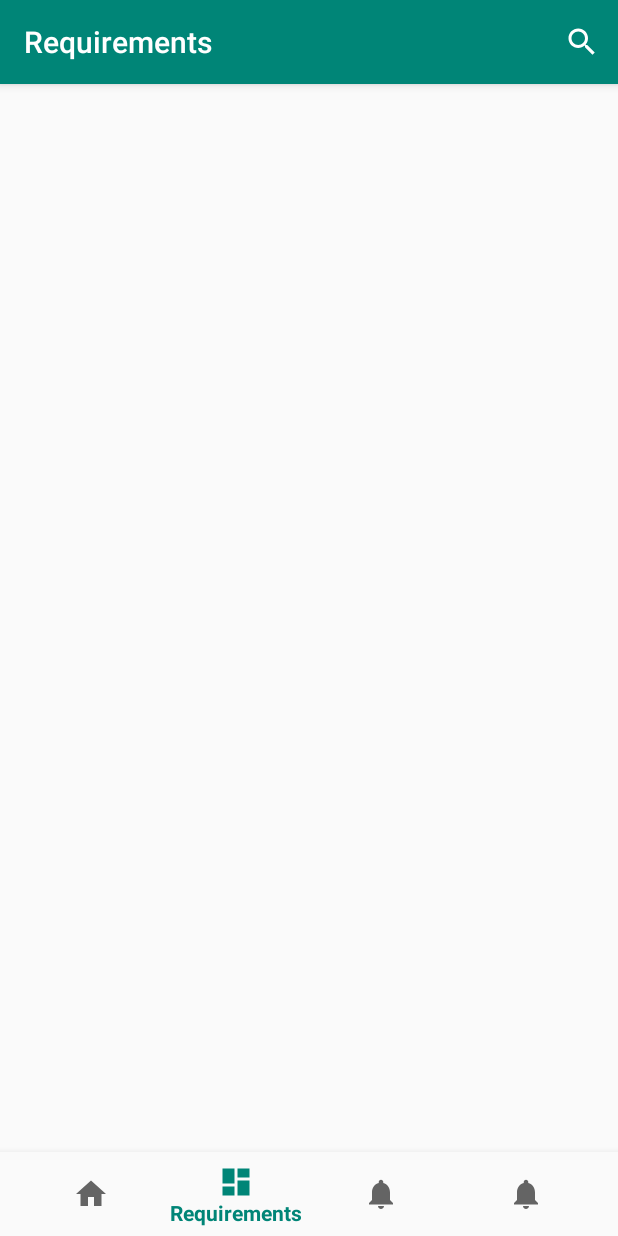
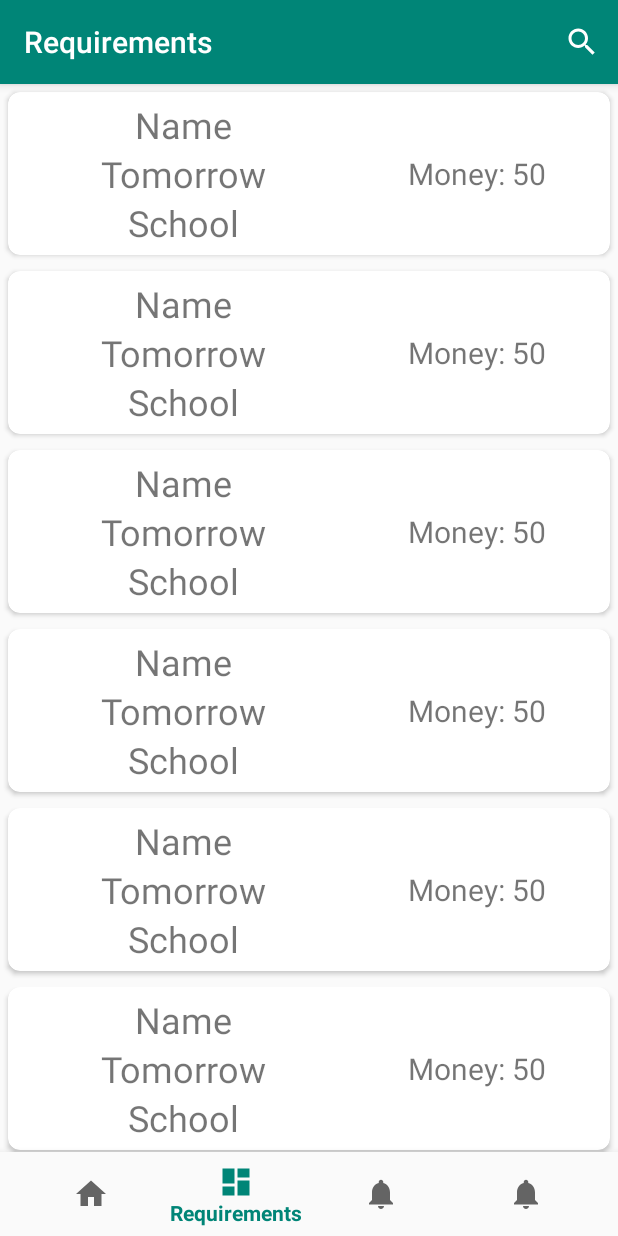
Before and after one commit to whitfield-lyx/EcnuTimeBank, an Android app: the RequirementsFragment screen opened through its navigation route, on a phone screen of 412 x 824 dp. Run offline under Robolectric (Android 15) with nearby library versions, the phone set to English and light mode, and no system bars; our stand-ins replace navigation-ui.

Commit message:
update: 完成Requirement页列表

```diff
--- /dev/null
+++ b/ECNUTimeBank Android/app/src/main/java/com/example/ecnutimebank/entity/Requirement.java
@@ -0,0 +1,9 @@
+package com.example.ecnutimebank.entity;
+
+public class Requirement {
+    String name;
+    String time;
+    String place;
+    String describe;
+    int bonus;
+}
--- /dev/null
+++ b/ECNUTimeBank Android/app/src/main/java/com/example/ecnutimebank/ui/requirements/RequirementAdapter.java
@@ -0,0 +1,57 @@
+package com.example.ecnutimebank.ui.requirements;
+
+import android.view.LayoutInflater;
+import android.view.View;
+import android.view.ViewGroup;
+import android.widget.TextView;
+
+import com.example.ecnutimebank.R;
+import com.example.ecnutimebank.entity.Requirement;
+
+import java.util.List;
+
+import androidx.annotation.NonNull;
+import androidx.recyclerview.widget.RecyclerView;
+
+public class RequirementAdapter extends RecyclerView.Adapter<RequirementAdapter.ViewHolder> {
+    private List<Requirement> requirements;
+
+    public RequirementAdapter(List<Requirement> requirements) {
+        this.requirements = requirements;
+    }
+
+    @NonNull
+    @Override
+    public ViewHolder onCreateViewHolder(@NonNull ViewGroup parent, int viewType) {
+        View view = LayoutInflater.from(parent.getContext()).inflate(R.layout.item_requirement, parent, false);
+        return new ViewHolder(view);
+    }
+
+    @Override
+    public void onBindViewHolder(@NonNull ViewHolder holder, int position) {
+        holder.requirementName.setText("Name");
+        holder.requirementTime.setText("Tomorrow");
+        holder.requirementPlace.setText("School");
+        holder.requirementBonus.setText("Money: " + 50);
+    }
+
+    @Override
+    public int getItemCount() {
+        return 20;
+    }
+
+    public static class ViewHolder extends RecyclerView.ViewHolder {
+        private TextView requirementName;
+        private TextView requirementPlace;
+        private TextView requirementTime;
+        private TextView requirementBonus;
+
+        public ViewHolder(@NonNull View itemView) {
+            super(itemView);
+            requirementName = itemView.findViewById(R.id.requirement_name);
+            requirementPlace = itemView.findViewById(R.id.requirement_place);
+            requirementTime = itemView.findViewById(R.id.requirement_time);
+            requirementBonus = itemView.findViewById(R.id.requirement_bonus);
+        }
+    }
+}
--- a/ECNUTimeBank Android/app/src/main/java/com/example/ecnutimebank/ui/requirements/RequirementsFragment.java
+++ b/ECNUTimeBank Android/app/src/main/java/com/example/ecnutimebank/ui/requirements/RequirementsFragment.java
@@ -8,25 +8,30 @@ import android.view.MenuInflater;
 import android.view.MenuItem;
 import android.view.View;
 import android.view.ViewGroup;
-import android.widget.TextView;
 
+import com.example.ecnutimebank.R;
+import com.example.ecnutimebank.entity.Requirement;
+
+import java.util.ArrayList;
+import java.util.List;
+
+import androidx.annotation.NonNull;
 import androidx.annotation.Nullable;
-import androidx.annotation.NonNull;
 import androidx.appcompat.app.ActionBar;
 import androidx.appcompat.app.AppCompatActivity;
 import androidx.appcompat.widget.SearchView;
 import androidx.appcompat.widget.Toolbar;
 import androidx.fragment.app.Fragment;
-import androidx.fragment.app.FragmentActivity;
-import androidx.lifecycle.Observer;
-import androidx.lifecycle.ViewModelProviders;
-
-import com.example.ecnutimebank.R;
+import androidx.recyclerview.widget.LinearLayoutManager;
+import androidx.recyclerview.widget.RecyclerView;
 
 public class RequirementsFragment extends Fragment {
 
     private RequirementsViewModel requirementsViewModel;
-    private SearchView mSearchView;
+    private List<Requirement> requirements = new ArrayList<>();
+    private RecyclerView recyclerView;
+    private RecyclerView.Adapter adapter;
+    private RecyclerView.LayoutManager layoutManager;
 
     public View onCreateView(@NonNull LayoutInflater inflater,
                              ViewGroup container, Bundle savedInstanceState) {
@@ -38,7 +43,6 @@ public class RequirementsFragment extends Fragment {
 
     @Override
     public void onViewCreated(@NonNull View view, @Nullable Bundle savedInstanceState) {
-        super.onViewCreated(view, savedInstanceState);
         AppCompatActivity activity = (AppCompatActivity) getActivity();
         Toolbar toolbar = activity.findViewById(R.id.toolbar_requirements);
         toolbar.setTitle("Requirements");
@@ -47,13 +51,20 @@ public class RequirementsFragment extends Fragment {
         if (actionBar != null) {
             actionBar.setDisplayHomeAsUpEnabled(false);
         }
+
+        recyclerView = view.findViewById(R.id.requirements_recycler_view);
+        adapter = new RequirementAdapter(requirements);
+        layoutManager = new LinearLayoutManager(getContext());
+        recyclerView.setLayoutManager(layoutManager);
+        recyclerView.setAdapter(adapter);
+        super.onViewCreated(view, savedInstanceState);
     }
 
     @Override
     public void onCreateOptionsMenu(@NonNull Menu menu, @NonNull MenuInflater inflater) {
         inflater.inflate(R.menu.requirement_toolbar_menu, menu);
         MenuItem search = menu.findItem(R.id.anime_search);
-        mSearchView = (SearchView) search.getActionView();
+        SearchView mSearchView = (SearchView) search.getActionView();
         mSearchView.setSubmitButtonEnabled(true);
         mSearchView.setOnQueryTextListener(new SearchView.OnQueryTextListener() {
             @Override
--- a/ECNUTimeBank Android/app/src/main/res/layout/app_bar_requirements.xml
+++ b/ECNUTimeBank Android/app/src/main/res/layout/app_bar_requirements.xml
@@ -1,9 +1,9 @@
 <?xml version="1.0" encoding="utf-8"?>
 <androidx.coordinatorlayout.widget.CoordinatorLayout xmlns:android="http://schemas.android.com/apk/res/android"
     xmlns:app="http://schemas.android.com/apk/res-auto"
+    xmlns:tools="http://schemas.android.com/tools"
     android:layout_width="match_parent"
     android:layout_height="match_parent"
-    xmlns:tools="http://schemas.android.com/tools"
     tools:context=".BaseActivity">
 
     <com.google.android.material.appbar.AppBarLayout
@@ -16,8 +16,10 @@
             android:layout_width="match_parent"
             android:layout_height="?attr/actionBarSize"
             android:background="?attr/colorPrimary"
-            app:popupTheme="@style/AppTheme.PopupOverlay"
-            app:layout_scrollFlags="scroll|enterAlways|snap" />
+            app:layout_scrollFlags="scroll|enterAlways|snap"
+            app:popupTheme="@style/AppTheme.PopupOverlay" />
 
     </com.google.android.material.appbar.AppBarLayout>
+
+    <include layout="@layout/content_requirements" />
 </androidx.coordinatorlayout.widget.CoordinatorLayout>
--- a/ECNUTimeBank Android/app/src/main/res/layout/content_requirements.xml
+++ b/ECNUTimeBank Android/app/src/main/res/layout/content_requirements.xml
@@ -1,11 +1,14 @@
 <?xml version="1.0" encoding="utf-8"?>
 <LinearLayout xmlns:android="http://schemas.android.com/apk/res/android"
-    android:orientation="vertical" android:layout_width="match_parent"
-    android:layout_height="match_parent">
+    xmlns:app="http://schemas.android.com/apk/res-auto"
+    android:orientation="vertical"
+    android:layout_width="match_parent"
+    android:layout_height="match_parent"
+    app:layout_behavior="com.google.android.material.appbar.AppBarLayout$ScrollingViewBehavior"
+    android:paddingBottom="?attr/actionBarSize">
 
-    <TextView
+    <androidx.recyclerview.widget.RecyclerView
+        android:id="@+id/requirements_recycler_view"
         android:layout_width="match_parent"
-        android:layout_height="wrap_content"
-        android:text="Hello requirements"
-        android:textSize="24sp" />
+        android:layout_height="wrap_content" />
 </LinearLayout>
--- a/ECNUTimeBank Android/app/src/main/res/layout/fragment_requirements.xml
+++ b/ECNUTimeBank Android/app/src/main/res/layout/fragment_requirements.xml
@@ -7,9 +7,4 @@
 
     <include layout="@layout/app_bar_requirements" />
 
-    <include
-        layout="@layout/content_requirements"
-        android:layout_height="match_parent"
-        android:layout_width="match_parent" />
-
 </LinearLayout>
--- /dev/null
+++ b/ECNUTimeBank Android/app/src/main/res/layout/item_requirement.xml
@@ -0,0 +1,58 @@
+<?xml version="1.0" encoding="utf-8"?>
+<androidx.cardview.widget.CardView xmlns:android="http://schemas.android.com/apk/res/android"
+    xmlns:app="http://schemas.android.com/apk/res-auto"
+    android:orientation="vertical"
+    android:layout_width="match_parent"
+    android:layout_height="wrap_content"
+    android:layout_margin="5dp"
+    app:cardCornerRadius="8dp">
+
+    <LinearLayout
+        android:layout_width="match_parent"
+        android:layout_height="match_parent"
+        android:layout_margin="5dp"
+        android:orientation="horizontal">
+
+        <LinearLayout
+            android:layout_width="0dp"
+            android:layout_height="match_parent"
+            android:layout_weight="4"
+            android:orientation="vertical">
+
+            <TextView
+                android:id="@+id/requirement_name"
+                android:layout_width="match_parent"
+                android:layout_height="wrap_content"
+                android:text="Name"
+                android:textSize="24sp"
+                android:gravity="center"/>
+            <TextView
+                android:id="@+id/requirement_time"
+                android:layout_width="match_parent"
+                android:layout_height="wrap_content"
+                android:text="Time"
+                android:textSize="24sp"
+                android:gravity="center"/>
+            <TextView
+                android:id="@+id/requirement_place"
+                android:layout_width="match_parent"
+                android:layout_height="wrap_content"
+                android:text="Place"
+                android:textSize="24sp"
+                android:gravity="center"/>
+
+        </LinearLayout>
+
+        <TextView
+            android:id="@+id/requirement_bonus"
+            android:layout_width="0dp"
+            android:layout_height="match_parent"
+            android:text="Money: 50"
+            android:textSize="20sp"
+            android:gravity="center"
+            android:layout_weight="3"/>
+
+
+    </LinearLayout>
+
+</androidx.cardview.widget.CardView>
```
